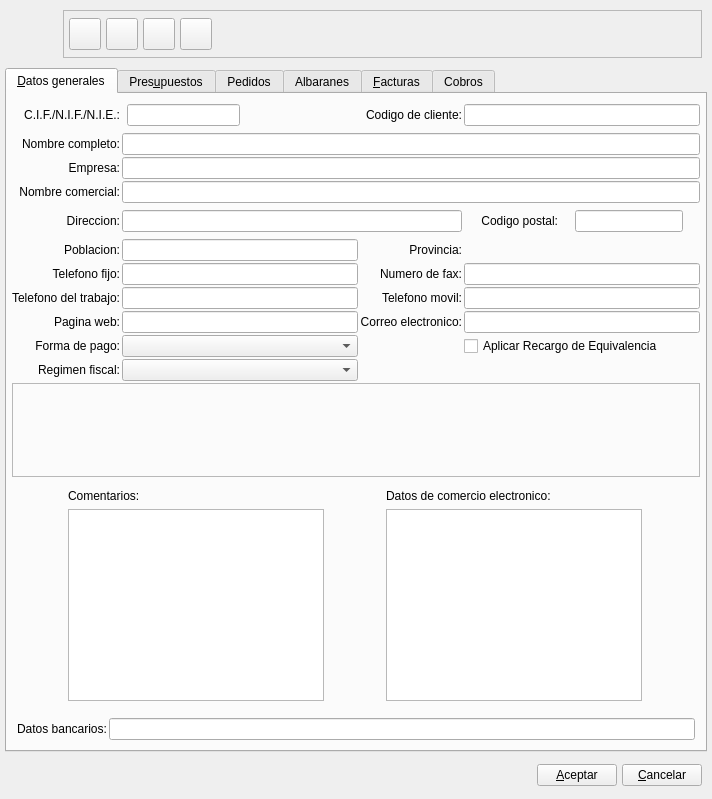
This is bulmages/bulmafact/src/clientebase.ui in eboladev/Bulmages-1 as Qt 5 draws it before an edit. The edited form follows.
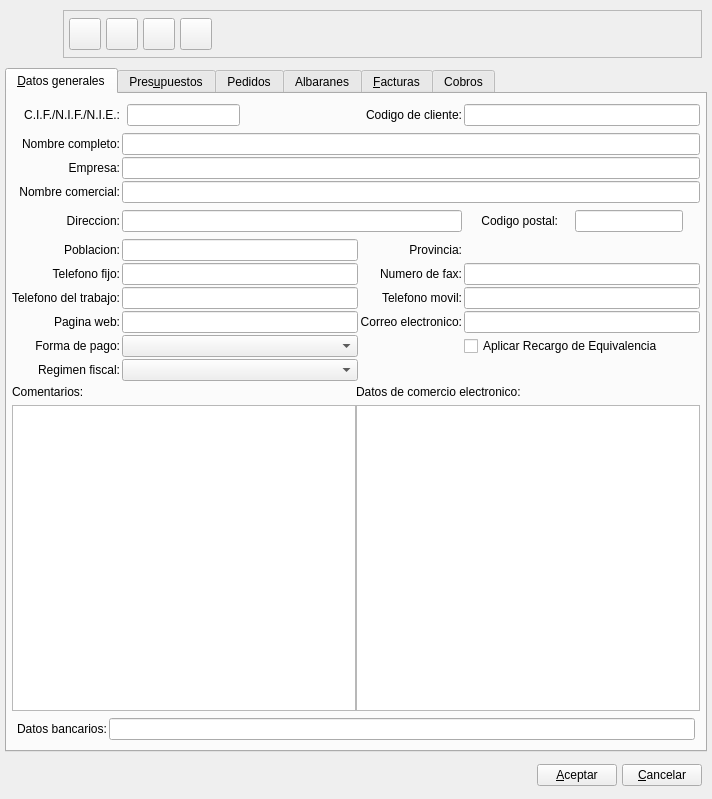
This is the edited form. Icons and pictures are not drawn. Custom widgets are drawn as their Qt base class.

Commit message: Arreglo algunas ventanas, y la funcion que escribe numeros en palabras para un mejor soporte de los decimales.

Patch:
```diff
--- a/bulmages/bulmafact/src/clientebase.ui
+++ b/bulmages/bulmafact/src/clientebase.ui
@@ -271,15 +271,15 @@
        <item row="12" column="0" colspan="4" >
         <layout class="QHBoxLayout" >
          <property name="margin" >
-          <number>5</number>
+          <number>0</number>
          </property>
          <property name="spacing" >
-          <number>6</number>
+          <number>0</number>
          </property>
          <item>
           <layout class="QVBoxLayout" >
            <property name="margin" >
-            <number>5</number>
+            <number>0</number>
            </property>
            <property name="spacing" >
             <number>6</number>
@@ -298,8 +298,8 @@
             <widget class="QTextEdit" name="m_comentcliente" >
              <property name="sizePolicy" >
               <sizepolicy>
-               <hsizetype>0</hsizetype>
-               <vsizetype>0</vsizetype>
+               <hsizetype>7</hsizetype>
+               <vsizetype>7</vsizetype>
                <horstretch>0</horstretch>
                <verstretch>0</verstretch>
               </sizepolicy>
@@ -311,7 +311,7 @@
          <item>
           <layout class="QVBoxLayout" >
            <property name="margin" >
-            <number>5</number>
+            <number>0</number>
            </property>
            <property name="spacing" >
             <number>6</number>
@@ -344,8 +344,8 @@
             <widget class="QTextEdit" name="m_clientEcomerceData" >
              <property name="sizePolicy" >
               <sizepolicy>
-               <hsizetype>0</hsizetype>
-               <vsizetype>0</vsizetype>
+               <hsizetype>7</hsizetype>
+               <vsizetype>7</vsizetype>
                <horstretch>0</horstretch>
                <verstretch>0</verstretch>
               </sizepolicy>
@@ -902,6 +902,11 @@
  </widget>
  <layoutdefault spacing="2" margin="5" />
  <customwidgets>
+  <customwidget>
+   <class>BusquedaFormaPago</class>
+   <extends>QComboBox</extends>
+   <header>busquedaformapago.h</header>
+  </customwidget>
   <customwidget>
    <class>FacturasList</class>
    <extends>QWidget</extends>
@@ -937,11 +942,6 @@
    <extends>QWidget</extends>
    <header>albaranclientelist.h</header>
   </customwidget>
-  <customwidget>
-   <class>BusquedaFormaPago</class>
-   <extends>QComboBox</extends>
-   <header>busquedaformapago.h</header>
-  </customwidget>
  </customwidgets>
  <tabstops>
   <tabstop>mui_tab</tabstop>
```
Left out of the diff: 2 changed lines with no effect on the pictures. The commit also changes 6 other files.
